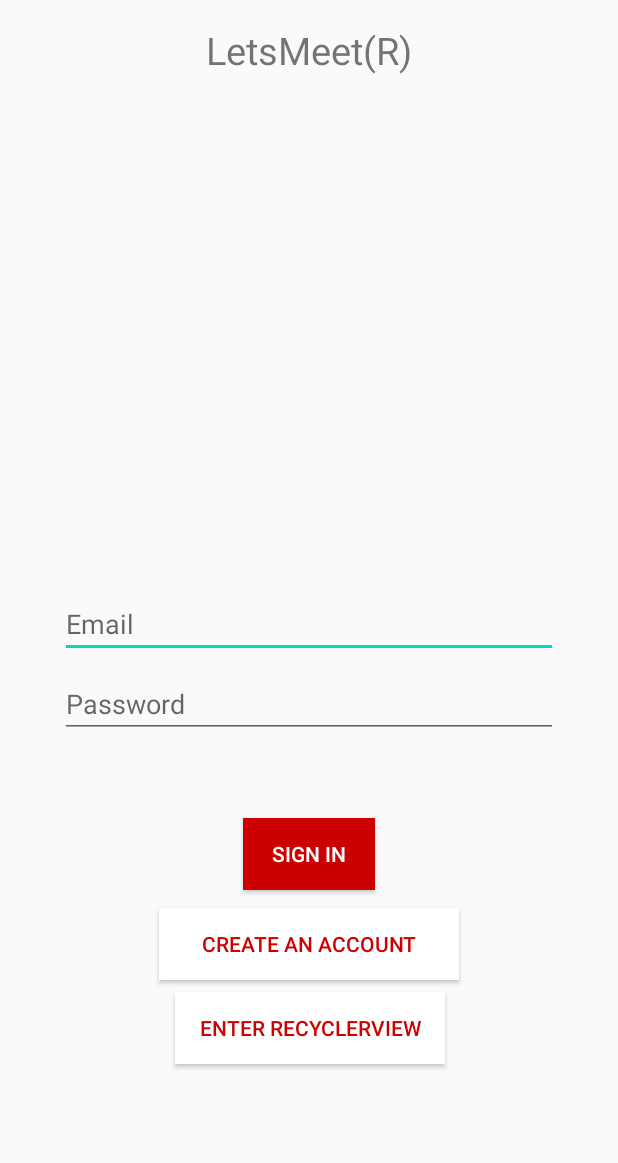
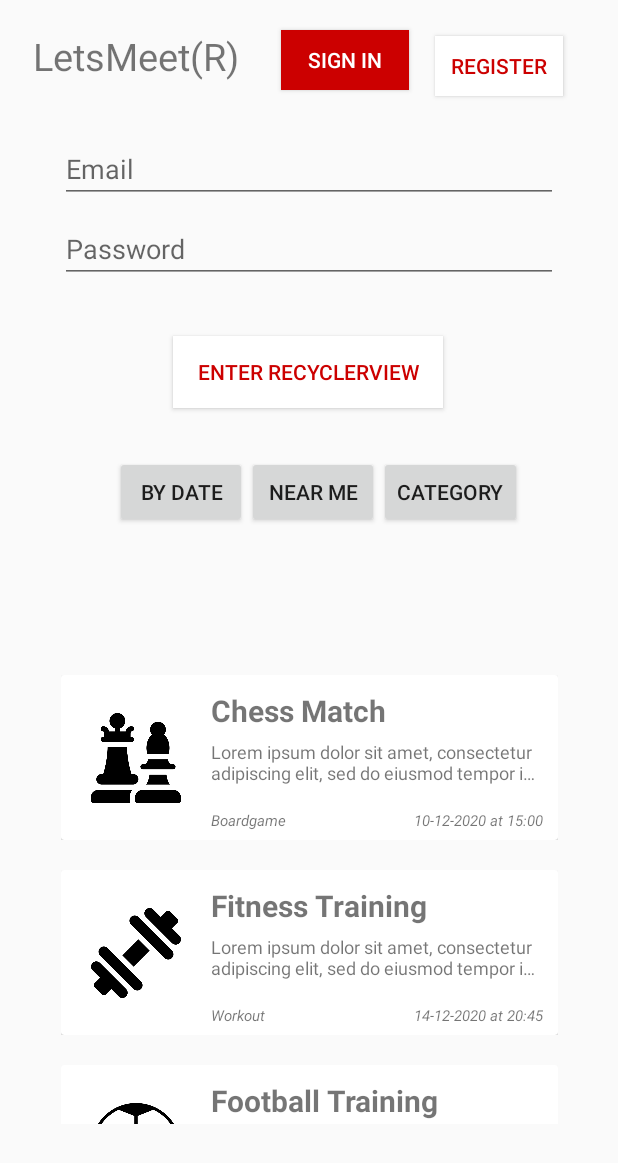
Before and after one commit to DuneZerna/LetsMeet, an Android app: the screen it shows after launch (LoginActivity), on a phone screen of 412 x 824 dp. Shown: the top 1163 px of the screen. Run offline under Robolectric (Android 15) with nearby library versions, the light colour scheme and no system bars.

Commit message:
Layout update. - LoginActivity

```diff
--- a/app/src/main/java/com/stl/letsmeet/ui/login/LoginActivity.java
+++ b/app/src/main/java/com/stl/letsmeet/ui/login/LoginActivity.java
@@ -11,6 +11,8 @@ import android.os.Bundle;
 import androidx.annotation.Nullable;
 import androidx.annotation.StringRes;
 import androidx.appcompat.app.AppCompatActivity;
+import androidx.recyclerview.widget.LinearLayoutManager;
+import androidx.recyclerview.widget.RecyclerView;
 
 import android.text.Editable;
 import android.text.TextWatcher;
@@ -25,9 +27,17 @@ import android.widget.Toast;
 
 import com.stl.letsmeet.Profile;
 import com.stl.letsmeet.R;
+import com.stl.letsmeet.ui.RecyclerView.MyAdapter;
 import com.stl.letsmeet.ui.RecyclerView.RecyclerViewMain;
 
 public class LoginActivity extends AppCompatActivity {
+
+
+    RecyclerView recyclerView;
+    String s1[], s2[], s3[], s4[];
+
+    int images[] = {R.drawable.chess,R.drawable.dumbbell,R.drawable.football,R.drawable.football,R.drawable.running,
+            R.drawable.running,R.drawable.pokemon_go,R.drawable.card_game,R.drawable.binoculars,R.drawable.bowling};
 
     private LoginViewModel loginViewModel;
 
@@ -47,6 +57,18 @@ public class LoginActivity extends AppCompatActivity {
 
         Toast toast = Toast.makeText(getApplicationContext(), "LoginActivity", Toast.LENGTH_LONG);
         toast.show();
+
+
+        recyclerView = findViewById(R.id.recyclerView);
+
+        s1 = getResources().getStringArray(R.array.programming_languages);
+        s2 = getResources().getStringArray(R.array.description);
+        s3 = getResources().getStringArray(R.array.category);
+        s4 = getResources().getStringArray(R.array.date);
+
+        MyAdapter myAdapter = new MyAdapter(this, s1, s2, s3, s4, images);
+        recyclerView.setAdapter(myAdapter);
+        recyclerView.setLayoutManager(new LinearLayoutManager(this));
 
         // Login activity
 
--- a/app/src/main/res/layout/activity_login.xml
+++ b/app/src/main/res/layout/activity_login.xml
@@ -11,17 +11,61 @@
     android:paddingBottom="@dimen/activity_vertical_margin"
     tools:context=".ui.login.LoginActivity">
 
+    <androidx.recyclerview.widget.RecyclerView
+        android:id="@+id/recyclerView"
+        android:layout_width="351dp"
+        android:layout_height="309dp"
+        app:layout_constraintBottom_toBottomOf="parent"
+        app:layout_constraintEnd_toEndOf="parent"
+        app:layout_constraintStart_toStartOf="parent"
+        app:layout_constraintTop_toBottomOf="@+id/recyclerView_button"
+        app:layout_constraintVertical_bias="0.74" />
+
+    <Button
+        android:id="@+id/button6"
+        android:layout_width="wrap_content"
+        android:layout_height="wrap_content"
+        android:layout_marginTop="288dp"
+        android:text="By Date"
+        app:layout_constraintBottom_toTopOf="@+id/recyclerView"
+        app:layout_constraintEnd_toStartOf="@+id/button5"
+        app:layout_constraintStart_toEndOf="@+id/button1"
+        app:layout_constraintTop_toTopOf="parent"
+        app:layout_constraintVertical_bias="0.0" />
+
+    <Button
+        android:id="@+id/button5"
+        android:layout_width="wrap_content"
+        android:layout_height="wrap_content"
+        android:layout_marginTop="288dp"
+        android:text="Near Me"
+        app:layout_constraintBottom_toTopOf="@+id/recyclerView"
+        app:layout_constraintEnd_toStartOf="@+id/button4"
+        app:layout_constraintTop_toTopOf="parent"
+        app:layout_constraintVertical_bias="0.0" />
+
+    <Button
+        android:id="@+id/button4"
+        android:layout_width="wrap_content"
+        android:layout_height="wrap_content"
+        android:layout_marginTop="288dp"
+        android:layout_marginEnd="48dp"
+        android:text="Category"
+        app:layout_constraintBottom_toTopOf="@+id/recyclerView"
+        app:layout_constraintEnd_toEndOf="parent"
+        app:layout_constraintTop_toTopOf="parent"
+        app:layout_constraintVertical_bias="0.0" />
+
     <TextView
         android:id="@+id/titleText"
-        android:layout_width="match_parent"
-        android:layout_height="wrap_content"
+        android:layout_width="150dp"
+        android:layout_height="40dp"
+        android:layout_marginTop="4dp"
         android:text="@string/title"
         android:textAlignment="center"
         android:textSize="25sp"
-        app:layout_constraintEnd_toEndOf="parent"
         app:layout_constraintStart_toStartOf="parent"
-        app:layout_constraintTop_toTopOf="parent"
-        />
+        app:layout_constraintTop_toTopOf="parent" />
 
     <EditText
         android:id="@+id/username"
@@ -37,7 +81,8 @@
         app:layout_constraintBottom_toBottomOf="parent"
         app:layout_constraintEnd_toEndOf="parent"
         app:layout_constraintStart_toStartOf="parent"
-        app:layout_constraintTop_toTopOf="parent" />
+        app:layout_constraintTop_toTopOf="parent"
+        app:layout_constraintVertical_bias="0.089" />
 
     <EditText
         android:id="@+id/password"
@@ -58,57 +103,56 @@
 
     <Button
         android:id="@+id/login"
-        android:layout_width="wrap_content"
-        android:layout_height="wrap_content"
+        android:layout_width="85dp"
+        android:layout_height="40dp"
         android:layout_gravity="start"
-        android:layout_marginStart="48dp"
-        android:layout_marginTop="16dp"
+        android:layout_marginTop="4dp"
         android:layout_marginEnd="48dp"
-        android:layout_marginBottom="64dp"
+        android:background="@android:color/holo_red_dark"
         android:enabled="true"
         android:text="@string/action_sign_in_short"
-        android:background="@android:color/holo_red_dark"
         android:textColor="@android:color/white"
-        app:layout_constraintBottom_toBottomOf="parent"
+        app:layout_constraintBottom_toTopOf="@+id/username"
         app:layout_constraintEnd_toEndOf="parent"
-        app:layout_constraintStart_toStartOf="parent"
-        app:layout_constraintTop_toBottomOf="@+id/password"
-        app:layout_constraintVertical_bias="0.2" />
+        app:layout_constraintHorizontal_bias="0.223"
+        app:layout_constraintStart_toEndOf="@+id/titleText"
+        app:layout_constraintTop_toTopOf="parent"
+        app:layout_constraintVertical_bias="0.0" />
 
     <Button
         android:id="@+id/register_button"
-        android:layout_width="200sp"
-        android:layout_height="wrap_content"
+        android:layout_width="85dp"
+        android:layout_height="40dp"
         android:layout_gravity="start"
-        android:layout_marginStart="48dp"
-        android:layout_marginTop="6dp"
-        android:layout_marginEnd="48dp"
-        android:layout_marginBottom="64dp"
+        android:layout_marginStart="12dp"
+        android:layout_marginTop="4dp"
+        android:layout_marginBottom="22dp"
+        android:background="@android:color/white"
         android:enabled="true"
         android:text="@string/action_register"
-        android:background="@android:color/white"
         android:textColor="@android:color/holo_red_dark"
-        app:layout_constraintBottom_toBottomOf="parent"
+        app:layout_constraintBottom_toTopOf="@+id/username"
         app:layout_constraintEnd_toEndOf="parent"
-        app:layout_constraintHorizontal_bias="0.497"
-        app:layout_constraintStart_toStartOf="parent"
-        app:layout_constraintTop_toBottomOf="@+id/login"
-        app:layout_constraintVertical_bias="0.064" />
+        app:layout_constraintHorizontal_bias="0.205"
+        app:layout_constraintStart_toEndOf="@+id/login"
+        app:layout_constraintTop_toTopOf="parent" />
 
     <Button
         android:id="@+id/recyclerView_button"
         android:layout_width="180dp"
         android:layout_height="wrap_content"
         android:layout_gravity="start"
-        android:layout_marginTop="8dp"
+        android:layout_marginTop="160dp"
         android:background="@android:color/white"
         android:enabled="true"
         android:text="Enter RecyclerView"
         android:textColor="@android:color/holo_red_dark"
         app:layout_constraintEnd_toEndOf="parent"
-        app:layout_constraintHorizontal_bias="0.504"
+        app:layout_constraintHorizontal_bias="0.497"
         app:layout_constraintStart_toStartOf="parent"
         app:layout_constraintTop_toBottomOf="@+id/register_button" />
+
+
 
     <ProgressBar
         android:id="@+id/loading"
--- a/app/src/main/res/values/strings.xml
+++ b/app/src/main/res/values/strings.xml
@@ -10,7 +10,7 @@
     <string name="prompt_postal_code">Postal Code</string>
     <string name="action_sign_in">Sign in or register</string>
     <string name="action_sign_in_short">Sign in</string>
-    <string name="action_register">Create an account</string>
+    <string name="action_register">Register</string>
     <string name="welcome">"Welcome !"</string>
     <string name="invalid_username">Not a valid username</string>
     <string name="invalid_password">Password must be >5 characters</string>
--- a/build.gradle
+++ b/build.gradle
@@ -5,7 +5,7 @@ buildscript {
         jcenter()
     }
     dependencies {
-        classpath 'com.android.tools.build:gradle:4.0.2'
+        classpath 'com.android.tools.build:gradle:4.1.1'
 
         // NOTE: Do not place your application dependencies here; they belong
         // in the individual module build.gradle files
```
Also changed, not shown: gradle/wrapper/gradle-wrapper.properties.
